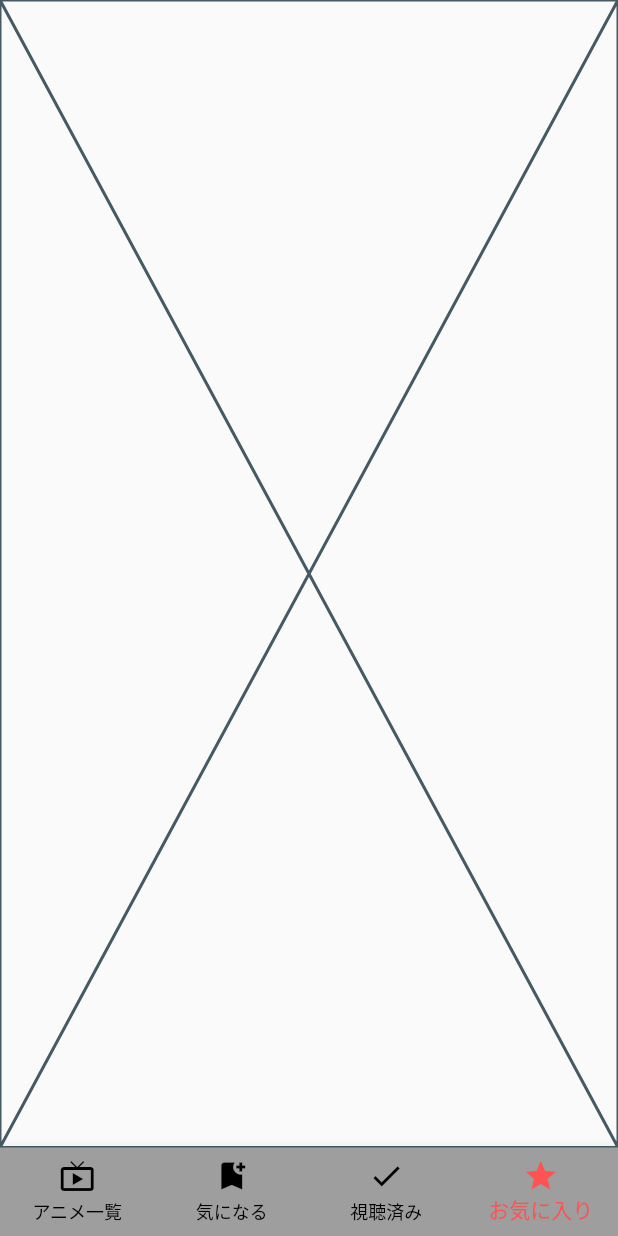
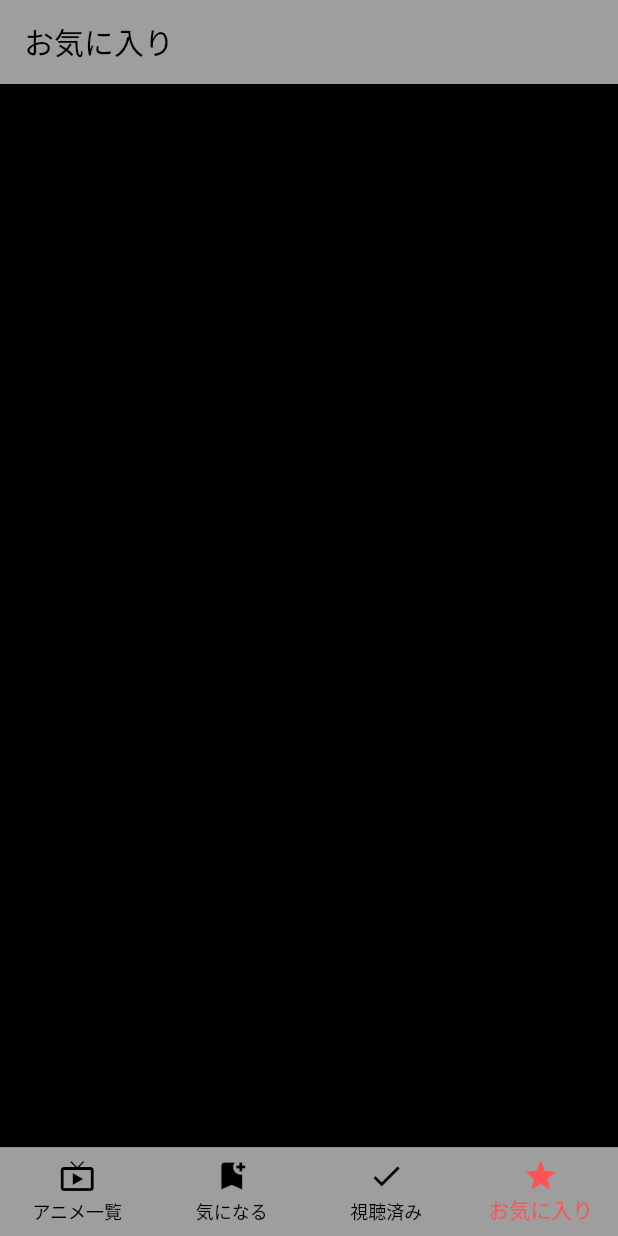
Before and after one commit to hinata2145/anime_app, a Flutter app: the screen it shows after launch, item 4 of the bottom bar chosen, on a phone screen of 412 x 824 dp. Run offline on Flutter 3.47's test engine with Material 2 defaults, Android fonts, the phone set to English and light mode, and no system bars; network calls fail.

```diff
--- a/lib/screen/anime_list_page.dart
+++ b/lib/screen/anime_list_page.dart
@@ -1,4 +1,6 @@
 import 'package:flutter/material.dart';
+
+import '../components/serach.dart';
 
 class AnimeListPage extends StatefulWidget {
   const AnimeListPage({Key? key}) : super(key: key);
@@ -23,6 +25,7 @@ class _AnimeListPageState extends State<AnimeListPage> {
       body: Center(
         child: Column(
           children: [
+            const MyCustomForm(),
             const SizedBox(
               height: 24,
             ),
--- a/lib/screen/favorite_page.dart
+++ b/lib/screen/favorite_page.dart
@@ -1,4 +1,4 @@
-import 'package:flutter/cupertino.dart';
+import 'package:flutter/material.dart';
 
 class FavoritePage extends StatefulWidget {
   const FavoritePage({Key? key}) : super(key: key);
@@ -10,6 +10,12 @@ class FavoritePage extends StatefulWidget {
 class _FavoritePageState extends State<FavoritePage> {
   @override
   Widget build(BuildContext context) {
-    return const Placeholder();
+    return Scaffold(
+      backgroundColor: Colors.black,
+      appBar: AppBar(
+        title: const Text('お気に入り', style: TextStyle(color: Colors.black)),
+        backgroundColor: Colors.grey,
+      ),
+    );
   }
 }
```
Also changed, not shown: lib/components/serach.dart (added, +29 -0 lines), lib/screen/ already_watched_page.dart (+8 -2 lines), lib/screen/not_watched_page.dart (+8 -2 lines).
